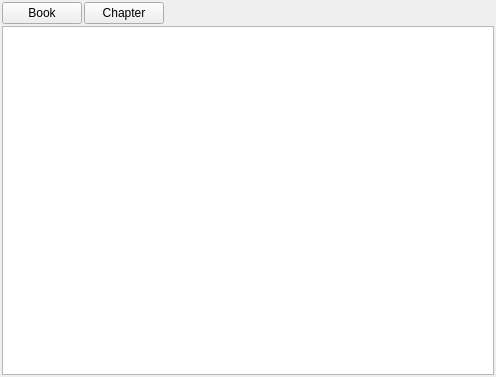
jfesh95/aletheia, file biblewindow.ui: the form before one commit.
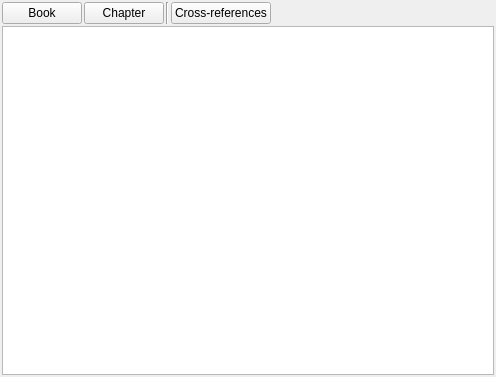
The form after the commit. Icons and pictures are not drawn.

Commit message: Added basic cross reference support many minor tweaks.

Patch:
```diff
--- a/biblewindow.ui
+++ b/biblewindow.ui
@@ -40,6 +40,23 @@
        </property>
       </widget>
      </item>
+     <item>
+      <widget class="Line" name="line">
+       <property name="orientation">
+        <enum>Qt::Vertical</enum>
+       </property>
+      </widget>
+     </item>
+     <item>
+      <widget class="QPushButton" name="crossReferenceToggle">
+       <property name="text">
+        <string>Cross-references</string>
+       </property>
+       <property name="checkable">
+        <bool>true</bool>
+       </property>
+      </widget>
+     </item>
      <item>
       <spacer name="horizontalSpacer">
        <property name="orientation">
```
Left out of the diff: 31 changed lines with no effect on the pictures. The commit also changes 8 other files.
